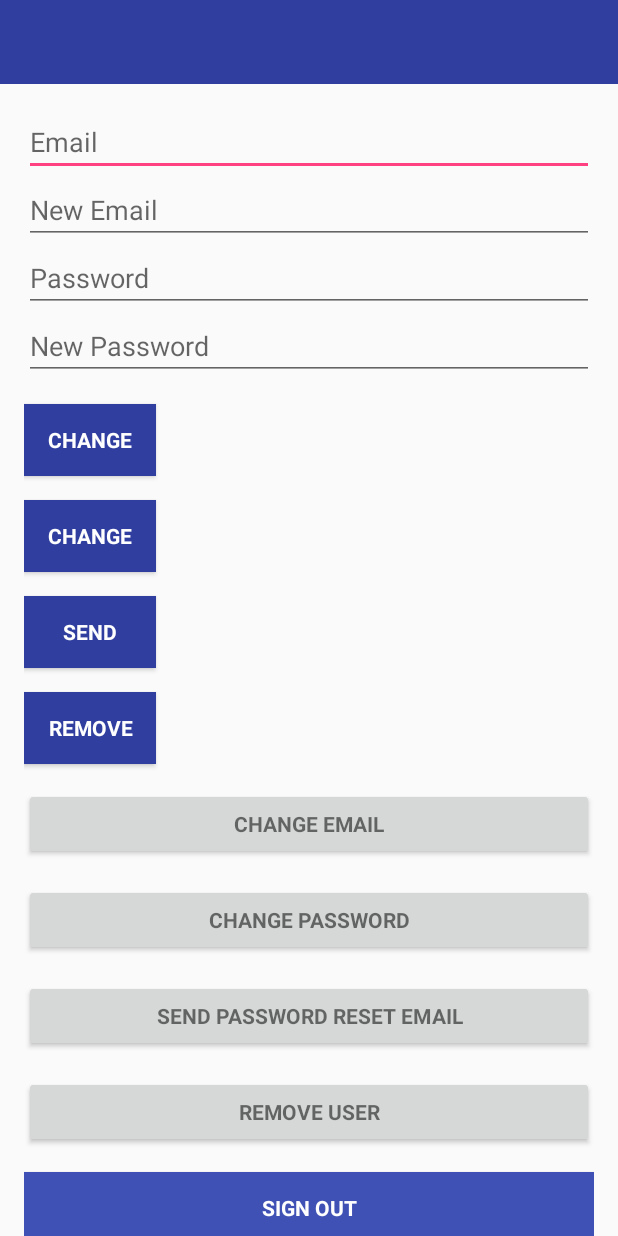
After one commit to AliceNM/Salons, an Android app: the layout activity_setting.xml on its own in the app's theme, with its tools: preview values and no code run, on a phone screen of 412 x 824 dp. The commit adds this screen. Run offline under Robolectric (Android 15) with nearby library versions, the phone set to English and light mode, and no system bars.

```diff
--- a/app/build.gradle
+++ b/app/build.gradle
@@ -30,6 +30,7 @@ dependencies {
     implementation 'com.google.firebase:firebase-core:16.0.1'
     implementation 'com.google.firebase:firebase-auth:16.0.2'
     implementation 'com.google.android.gms:play-services-auth:15.0.1'
+    implementation 'com.google.firebase:firebase-messaging:12.0.1'
     testImplementation 'junit:junit:4.12'
     androidTestImplementation 'com.android.support.test:runner:1.0.2'
     androidTestImplementation 'com.android.support.test.espresso:espresso-core:3.0.2'
--- a/app/src/main/AndroidManifest.xml
+++ b/app/src/main/AndroidManifest.xml
@@ -42,7 +42,8 @@
         <activity
             android:name="com.example.alice.salons.ToolBar"
             android:label="@string/title_activity_tool_bar"
-            android:theme="@style/AppTheme"></activity>
+            android:theme="@style/AppTheme" />
+        <activity android:name=".Activity.SettingActivity"></activity>
     </application>
 
 </manifest>
--- a/app/src/main/java/com/example/alice/salons/Activity/Activity/ResetPasswordActivity.java
+++ b/app/src/main/java/com/example/alice/salons/Activity/Activity/ResetPasswordActivity.java
@@ -14,6 +14,7 @@ import com.example.alice.salons.Activity.R;
 import com.google.android.gms.tasks.OnCompleteListener;
 import com.google.android.gms.tasks.Task;
 import com.google.firebase.auth.FirebaseAuth;
+import com.google.firebase.auth.FirebaseUser;
 
 public class ResetPasswordActivity extends AppCompatActivity {
 
@@ -68,6 +69,8 @@ public class ResetPasswordActivity extends AppCompatActivity {
                         });
             }
         });
+
+
     }
 
 }
--- /dev/null
+++ b/app/src/main/res/layout/activity_setting.xml
@@ -0,0 +1,177 @@
+<?xml version="1.0" encoding="utf-8"?>
+<android.support.design.widget.CoordinatorLayout xmlns:android="http://schemas.android.com/apk/res/android"
+    xmlns:app="http://schemas.android.com/apk/res-auto"
+    xmlns:tools="http://schemas.android.com/tools"
+    android:layout_width="match_parent"
+    android:layout_height="match_parent"
+    android:fitsSystemWindows="true"
+    tools:context=".Activity.SettingActivity">
+
+    <android.support.design.widget.AppBarLayout
+        android:layout_width="match_parent"
+        android:layout_height="wrap_content"
+        android:theme="@style/AppTheme.AppBarOverlay"
+        app:elevation="0dp">
+
+        <android.support.v7.widget.Toolbar
+            android:id="@+id/toolbar"
+            android:layout_width="match_parent"
+            android:layout_height="?attr/actionBarSize"
+            android:background="?attr/colorPrimaryDark"
+            app:layout_scrollFlags="scroll|enterAlways"
+            app:popupTheme="@style/AppTheme.PopupOverlay" />
+
+    </android.support.design.widget.AppBarLayout>
+
+    <LinearLayout
+        android:layout_width="match_parent"
+        android:layout_height="wrap_content"
+        android:orientation="vertical"
+        android:paddingBottom="@dimen/activity_vertical_margin"
+        android:paddingLeft="@dimen/activity_horizontal_margin"
+        android:paddingRight="@dimen/activity_horizontal_margin"
+        android:paddingTop="@dimen/activity_vertical_margin"
+        app:layout_behavior="@string/appbar_scrolling_view_behavior">
+
+        <EditText
+            android:id="@+id/old_email"
+            android:layout_width="match_parent"
+            android:layout_height="wrap_content"
+            android:hint="@string/hint_email"
+            android:inputType="textEmailAddress"
+            android:maxLines="1"
+            android:singleLine="true" />
+
+        <EditText
+            android:id="@+id/new_email"
+            android:layout_width="match_parent"
+            android:layout_height="wrap_content"
+            android:hint="@string/hint_new_email"
+            android:inputType="textEmailAddress"
+            android:maxLines="1"
+            android:singleLine="true" />
+
+        <EditText
+            android:id="@+id/password"
+            android:layout_width="match_parent"
+            android:layout_height="wrap_content"
+            android:focusableInTouchMode="true"
+            android:hint="@string/prompt_password"
+            android:imeActionId="@+id/login"
+            android:imeOptions="actionUnspecified"
+            android:inputType="textPassword"
+            android:maxLines="1"
+            android:singleLine="true" />
+
+        <EditText
+            android:id="@+id/newPassword"
+            android:layout_width="match_parent"
+            android:layout_height="wrap_content"
+            android:focusableInTouchMode="true"
+            android:hint="@string/new_pass"
+            android:imeActionId="@+id/login"
+            android:imeOptions="actionUnspecified"
+            android:inputType="textPassword"
+            android:maxLines="1"
+            android:singleLine="true" />
+
+        <Button
+            android:id="@+id/changeEmail"
+            style="?android:textAppearanceSmall"
+            android:layout_width="wrap_content"
+            android:layout_height="wrap_content"
+            android:layout_marginTop="16dp"
+            android:background="@color/colorPrimaryDark"
+            android:text="@string/btn_change"
+            android:textColor="@android:color/white"
+            android:textStyle="bold" />
+
+        <Button
+            android:id="@+id/changePass"
+            style="?android:textAppearanceSmall"
+            android:layout_width="wrap_content"
+            android:layout_height="wrap_content"
+            android:layout_marginTop="16dp"
+            android:background="@color/colorPrimaryDark"
+            android:text="@string/btn_change"
+            android:textColor="@android:color/white"
+            android:textStyle="bold" />
+
+        <Button
+            android:id="@+id/send"
+            style="?android:textAppearanceSmall"
+            android:layout_width="wrap_content"
+            android:layout_height="wrap_content"
+            android:layout_marginTop="16dp"
+            android:background="@color/colorPrimaryDark"
+            android:text="@string/btn_send"
+            android:textColor="@android:color/white"
+            android:textStyle="bold" />
+
+        <ProgressBar
+            android:id="@+id/progressBar"
+            android:layout_width="30dp"
+            android:layout_height="30dp"
+            android:visibility="gone" />
+
+        <Button
+            android:id="@+id/remove"
+            style="?android:textAppearanceSmall"
+            android:layout_width="wrap_content"
+            android:layout_height="wrap_content"
+            android:layout_marginTop="16dp"
+            android:background="@color/colorPrimaryDark"
+            android:text="@string/btn_remove"
+            android:textColor="@android:color/white"
+            android:textStyle="bold" />
+
+        <Button
+            android:id="@+id/change_email_button"
+            style="?android:textAppearanceSmall"
+            android:layout_width="match_parent"
+            android:layout_height="wrap_content"
+            android:layout_marginTop="16dp"
+            android:text="@string/change_email"
+            android:textStyle="bold" />
+
+        <Button
+            android:id="@+id/change_password_button"
+            style="?android:textAppearanceSmall"
+            android:layout_width="match_parent"
+            android:layout_height="wrap_content"
+            android:layout_marginTop="16dp"
+            android:text="@string/change_password"
+            android:textStyle="bold" />
+
+        <Button
+            android:id="@+id/sending_pass_reset_button"
+            style="?android:textAppearanceSmall"
+            android:layout_width="match_parent"
+            android:layout_height="wrap_content"
+            android:layout_marginTop="16dp"
+            android:text="@string/send_password_reset_email"
+            android:textStyle="bold" />
+
+        <Button
+            android:id="@+id/remove_user_button"
+            style="?android:textAppearanceSmall"
+            android:layout_width="match_parent"
+            android:layout_height="wrap_content"
+            android:layout_marginTop="16dp"
+            android:text="@string/remove_user"
+            android:textStyle="bold" />
+
+        <Button
+            android:id="@+id/sign_out"
+            style="?android:textAppearanceSmall"
+            android:layout_width="match_parent"
+            android:layout_height="wrap_content"
+            android:layout_marginTop="16dp"
+            android:background="@color/colorPrimary"
+            android:text="@string/btn_sign_out"
+            android:textColor="@android:color/white"
+            android:textStyle="bold" />
+
+    </LinearLayout>
+
+</android.support.design.widget.CoordinatorLayout>
--- a/app/src/main/res/values/strings.xml
+++ b/app/src/main/res/values/strings.xml
@@ -40,4 +40,5 @@
     <string name="nav_header_title">Android Studio</string>
     <string name="nav_header_subtitle">android.studio@android.com</string>
     <string name="nav_header_desc">Navigation header</string>
+    <string name="prompt_password">Password</string>
 </resources>
```
Also changed, not shown: app/src/main/java/com/example/alice/salons/Activity/Activity/LoginActivity.java (+7 -0 lines), app/src/main/java/com/example/alice/salons/Activity/Activity/MainActivity.java (+26 -0 lines), app/src/main/java/com/example/alice/salons/Activity/Activity/SettingActivity.java (added, +269 -0 lines).
